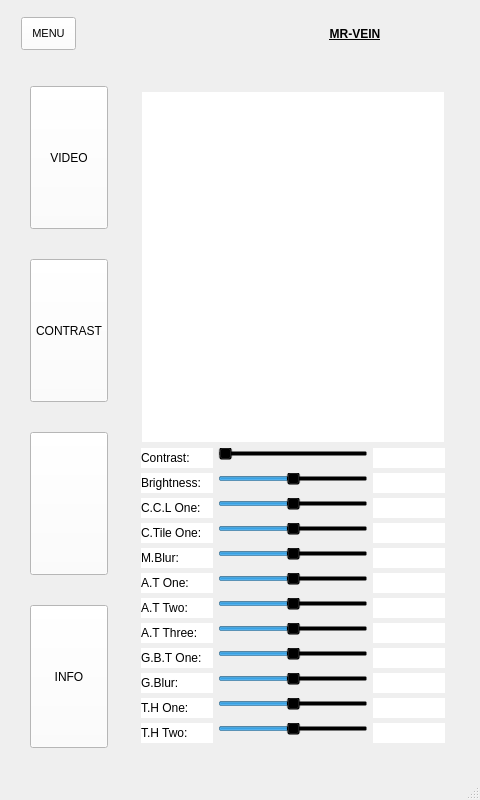
This is CapstoneUI.ui in sathvik-raki/RapidVeinFinder as Qt 5 draws it before an edit. The edited form follows.
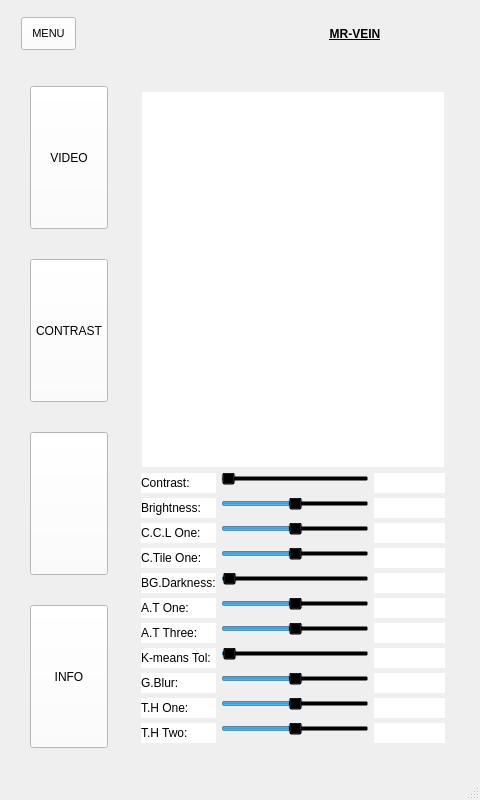
This is the edited form. Icons and pictures are not drawn.

Diff of the .ui file:
```diff
--- a/CapstoneUI.ui
+++ b/CapstoneUI.ui
@@ -436,7 +436,14 @@
                  <item row="1" column="0">
                   <widget class="QPushButton" name="mode_one_button">
                    <property name="styleSheet">
-                    <string notr="true">background-color: rgb(255, 255, 255);
+                    <string notr="true">QPushButton#mode_one_button{
+   padding: 10px;
+   background-color:white;
+}
+
+QPushButton:hover#mode_one_button {
+background-color:rgb(215,214,213);
+}
 </string>
                    </property>
                    <property name="text">
@@ -447,7 +454,14 @@
                  <item row="1" column="1">
                   <widget class="QPushButton" name="mode_two_button">
                    <property name="styleSheet">
-                    <string notr="true">background-color: rgb(255, 255, 255);</string>
+                    <string notr="true">QPushButton#mode_two_button{
+   padding: 10px;
+   background-color:white;
+}
+
+QPushButton:hover#mode_two_button {
+background-color:rgb(215,214,213);
+}</string>
                    </property>
                    <property name="text">
                     <string>MODE 2</string>
@@ -457,7 +471,14 @@
                  <item row="1" column="2">
                   <widget class="QPushButton" name="mode_three_button">
                    <property name="styleSheet">
-                    <string notr="true">background-color: rgb(255, 255, 255);</string>
+                    <string notr="true">QPushButton#mode_three_button{
+   padding: 10px;
+   background-color:white;
+}
+
+QPushButton:hover#mode_three_button {
+background-color:rgb(215,214,213);
+}</string>
                    </property>
                    <property name="text">
                     <string>MODE 3</string>
@@ -467,7 +488,14 @@
                  <item row="2" column="0" colspan="3">
                   <widget class="QPushButton" name="camera_button">
                    <property name="styleSheet">
-                    <string notr="true">background-color: rgb(255, 255, 255);</string>
+                    <string notr="true">QPushButton#camera_button{
+   padding: 10px;
+   background-color:white;
+}
+
+QPushButton:hover#camera_button {
+background-color:rgb(215,214,213);
+}</string>
                    </property>
                    <property name="text">
                     <string/>
@@ -518,30 +546,30 @@
                  <property name="spacing">
                   <number>5</number>
                  </property>
-                 <item row="11" column="3">
-                  <widget class="QLabel" name="GBT_one_display">
+                 <item row="10" column="0">
+                  <widget class="QLabel" name="Kmeans_para">
                    <property name="styleSheet">
                     <string notr="true">background-color: rgb(255, 255, 255);</string>
                    </property>
                    <property name="text">
-                    <string/>
+                    <string>K-means Tol:</string>
                    </property>
                   </widget>
                  </item>
-                 <item row="12" column="0">
-                  <widget class="QLabel" name="GBlur_para">
+                 <item row="5" column="0">
+                  <widget class="QLabel" name="Background_darkness_para">
                    <property name="styleSheet">
                     <string notr="true">background-color: rgb(255, 255, 255);</string>
                    </property>
                    <property name="text">
-                    <string>G.Blur:</string>
+                    <string>BG.Darkness:</string>
                    </property>
                   </widget>
                  </item>
-                 <item row="3" column="1" colspan="2">
-                  <widget class="QSlider" name="CCL_slider">
+                 <item row="5" column="1" colspan="2">
+                  <widget class="QSlider" name="Background_darkness_slider">
                    <property name="minimum">
-                    <number>-100</number>
+                    <number>0</number>
                    </property>
                    <property name="maximum">
                     <number>100</number>
@@ -563,8 +591,36 @@
                    </property>
                   </widget>
                  </item>
-                 <item row="12" column="3">
-                  <widget class="QLabel" name="G_blur_display">
+                 <item row="1" column="1" colspan="2">
+                  <widget class="QSlider" name="contrast_slider">
+                   <property name="minimum">
+                    <number>1</number>
+                   </property>
+                   <property name="maximum">
+                    <number>30</number>
+                   </property>
+                   <property name="singleStep">
+                    <number>1</number>
+                   </property>
+                   <property name="pageStep">
+                    <number>1</number>
+                   </property>
+                   <property name="tracking">
+                    <bool>true</bool>
+                   </property>
+                   <property name="orientation">
+                    <enum>Qt::Horizontal</enum>
+                   </property>
+                   <property name="tickPosition">
+                    <enum>QSlider::TicksBelow</enum>
+                   </property>
+                   <property name="tickInterval">
+                    <number>1</number>
+                   </property>
+                  </widget>
+                 </item>
+                 <item row="10" column="3">
+                  <widget class="QLabel" name="Kmeans_display">
                    <property name="styleSheet">
                     <string notr="true">background-color: rgb(255, 255, 255);</string>
                    </property>
@@ -573,8 +629,8 @@
                    </property>
                   </widget>
                  </item>
-                 <item row="8" column="3">
-                  <widget class="QLabel" name="AT_three_display">
+                 <item row="5" column="3">
+                  <widget class="QLabel" name="Background_darkness_display">
                    <property name="styleSheet">
                     <string notr="true">background-color: rgb(255, 255, 255);</string>
                    </property>
@@ -583,6 +639,31 @@
                    </property>
                   </widget>
                  </item>
+                 <item row="15" column="1" colspan="2">
+                  <widget class="QSlider" name="Thres_two_slider">
+                   <property name="minimum">
+                    <number>-255</number>
+                   </property>
+                   <property name="maximum">
+                    <number>255</number>
+                   </property>
+                   <property name="pageStep">
+                    <number>1</number>
+                   </property>
+                   <property name="value">
+                    <number>1</number>
+                   </property>
+                   <property name="orientation">
+                    <enum>Qt::Horizontal</enum>
+                   </property>
+                   <property name="tickPosition">
+                    <enum>QSlider::TicksBelow</enum>
+                   </property>
+                   <property name="tickInterval">
+                    <number>10</number>
+                   </property>
+                  </widget>
+                 </item>
                  <item row="0" column="0" colspan="4">
                   <widget class="QFrame" name="video_settings_frame">
                    <property name="frameShape">
@@ -620,36 +701,6 @@
                    </layout>
                   </widget>
                  </item>
-                 <item row="8" column="0">
-                  <widget class="QLabel" name="AT_three_para">
-                   <property name="styleSheet">
-                    <string notr="true">background-color: rgb(255, 255, 255);</string>
-                   </property>
-                   <property name="text">
-                    <string>A.T Three:</string>
-                   </property>
-                  </widget>
-                 </item>
-                 <item row="1" column="0">
-                  <widget class="QLabel" name="contrast_para">
-                   <property name="styleSheet">
-                    <string notr="true">background-color: rgb(255, 255, 255);</string>
-                   </property>
-                   <property name="text">
-                    <string>Contrast:</string>
-                   </property>
-                  </widget>
-                 </item>
-                 <item row="1" column="3">
-                  <widget class="QLabel" name="contrast_display">
-                   <property name="styleSheet">
-                    <string notr="true">background-color: white;</string>
-                   </property>
-                   <property name="text">
-                    <string/>
-                   </property>
-                  </widget>
-                 </item>
                  <item row="2" column="3">
                   <widget class="QLabel" name="brightness_display">
                    <property name="styleSheet">
@@ -660,13 +711,13 @@
                    </property>
                   </widget>
                  </item>
-                 <item row="3" column="0">
-                  <widget class="QLabel" name="CCLone_para">
+                 <item row="1" column="3">
+                  <widget class="QLabel" name="contrast_display">
                    <property name="styleSheet">
                     <string notr="true">background-color: white;</string>
                    </property>
                    <property name="text">
-                    <string>C.C.L One:</string>
+                    <string/>
                    </property>
                   </widget>
                  </item>
@@ -680,44 +731,6 @@
                    </property>
                   </widget>
                  </item>
-                 <item row="4" column="0">
-                  <widget class="QLabel" name="CTile_para">
-                   <property name="styleSheet">
-                    <string notr="true">background-color: white;</string>
-                   </property>
-                   <property name="text">
-                    <string>C.Tile One:</string>
-                   </property>
-                  </widget>
-                 </item>
-                 <item row="1" column="1" colspan="2">
-                  <widget class="QSlider" name="contrast_slider">
-                   <property name="minimum">
-                    <number>1</number>
-                   </property>
-                   <property name="maximum">
-                    <number>30</number>
-                   </property>
-                   <property name="singleStep">
-                    <number>1</number>
-                   </property>
-                   <property name="pageStep">
-                    <number>1</number>
-                   </property>
-                   <property name="tracking">
-                    <bool>true</bool>
-                   </property>
-                   <property name="orientation">
-                    <enum>Qt::Horizontal</enum>
-                   </property>
-                   <property name="tickPosition">
-                    <enum>QSlider::TicksBelow</enum>
-                   </property>
-                   <property name="tickInterval">
-                    <number>1</number>
-                   </property>
-                  </widget>
-                 </item>
                  <item row="2" column="0">
                   <widget class="QLabel" name="brightness_para">
                    <property name="styleSheet">
@@ -728,43 +741,90 @@
                    </property>
                   </widget>
                  </item>
-                 <item row="6" column="0">
-                  <widget class="QLabel" name="AT_para">
+                 <item row="4" column="0">
+                  <widget class="QLabel" name="CTile_para">
                    <property name="styleSheet">
-                    <string notr="true">background-color: rgb(255, 255, 255);</string>
+                    <string notr="true">background-color: white;</string>
                    </property>
                    <property name="text">
-                    <string>A.T One:</string>
+                    <string>C.Tile One:</string>
                    </property>
                   </widget>
                  </item>
-                 <item row="4" column="3">
-                  <widget class="QLabel" name="C_Tile_display">
+                 <item row="1" column="0">
+                  <widget class="QLabel" name="contrast_para">
                    <property name="styleSheet">
-                    <string notr="true">background-color: white;</string>
+                    <string notr="true">background-color: rgb(255, 255, 255);</string>
                    </property>
                    <property name="text">
-                    <string/>
+                    <string>Contrast:</string>
                    </property>
                   </widget>
                  </item>
-                 <item row="5" column="0">
-                  <widget class="QLabel" name="MBlur_para">
+                 <item row="2" column="1" colspan="2">
+                  <widget class="QSlider" name="brightness_slider">
+                   <property name="minimum">
+                    <number>-255</number>
+                   </property>
+                   <property name="maximum">
+                    <number>255</number>
+                   </property>
+                   <property name="pageStep">
+                    <number>1</number>
+                   </property>
+                   <property name="orientation">
+                    <enum>Qt::Horizontal</enum>
+                   </property>
+                   <property name="tickPosition">
+                    <enum>QSlider::TicksBelow</enum>
+                   </property>
+                   <property name="tickInterval">
+                    <number>10</number>
+                   </property>
+                  </widget>
+                 </item>
+                 <item row="3" column="0">
+                  <widget class="QLabel" name="CCLone_para">
                    <property name="styleSheet">
-                    <string notr="true">background-color: rgb(255, 255, 255);</string>
+                    <string notr="true">background-color: white;</string>
                    </property>
                    <property name="text">
-                    <string>M.Blur:</string>
+                    <string>C.C.L One:</string>
                    </property>
                   </widget>
                  </item>
-                 <item row="5" column="3">
-                  <widget class="QLabel" name="median_blur_display">
+                 <item row="3" column="1" colspan="2">
+                  <widget class="QSlider" name="CCL_slider">
+                   <property name="minimum">
+                    <number>-100</number>
+                   </property>
+                   <property name="maximum">
+                    <number>100</number>
+                   </property>
+                   <property name="pageStep">
+                    <number>1</number>
+                   </property>
+                   <property name="value">
+                    <number>1</number>
+                   </property>
+                   <property name="orientation">
+                    <enum>Qt::Horizontal</enum>
+                   </property>
+                   <property name="tickPosition">
+                    <enum>QSlider::TicksBelow</enum>
+                   </property>
+                   <property name="tickInterval">
+                    <number>5</number>
+                   </property>
+                  </widget>
+                 </item>
+                 <item row="7" column="0">
+                  <widget class="QLabel" name="AT_three_para">
                    <property name="styleSheet">
                     <string notr="true">background-color: rgb(255, 255, 255);</string>
                    </property>
                    <property name="text">
-                    <string/>
+                    <string>A.T Three:</string>
                    </property>
                   </widget>
                  </item>
@@ -778,37 +838,67 @@
                    </property>
                   </widget>
                  </item>
-                 <item row="7" column="0">
-                  <widget class="QLabel" name="AT_two_para">
-                   <property name="styleSheet">
-                    <string notr="true">background-color: rgb(255, 255, 255);</string>
+                 <item row="11" column="1" colspan="2">
+                  <widget class="QSlider" name="GBlur_slider">
+                   <property name="minimum">
+                    <number>-100</number>
                    </property>
-                   <property name="text">
-                    <string>A.T Two:</string>
+                   <property name="maximum">
+                    <number>100</number>
+                   </property>
+                   <property name="pageStep">
+                    <number>1</number>
+                   </property>
+                   <property name="value">
+                    <number>1</number>
+                   </property>
+                   <property name="orientation">
+                    <enum>Qt::Horizontal</enum>
+                   </property>
+                   <property name="tickPosition">
+                    <enum>QSlider::TicksBelow</enum>
+                   </property>
+                   <property name="tickInterval">
+                    <number>5</number>
                    </property>
                   </widget>
                  </item>
-                 <item row="7" column="3">
-                  <widget class="QLabel" name="AT_two_display">
-                   <property name="styleSheet">
-                    <string notr="true">background-color: rgb(255, 255, 255);</string>
+                 <item row="14" column="1" colspan="2">
+                  <widget class="QSlider" name="Thres_one_slider">
+                   <property name="minimum">
+                    <number>-100</number>
                    </property>
-                   <property name="text">
-                    <string/>
+                   <property name="maximum">
+                    <number>100</number>
+                   </property>
+                   <property name="pageStep">
+                    <number>1</number>
+                   </property>
+                   <property name="value">
+                    <number>1</number>
+                   </property>
+                   <property name="orientation">
+                    <enum>Qt::Horizontal</enum>
+                   </property>
+                   <property name="tickPosition">
+                    <enum>QSlider::TicksBelow</enum>
+                   </property>
+                   <property name="tickInterval">
+                    <number>5</number>
                    </property>
                   </widget>
                  </item>
                  <item row="11" column="0">
-                  <widget class="QLabel" name="GBT_para">
+                  <widget class="QLabel" name="GBlur_para">
                    <property name="styleSheet">
                     <string notr="true">background-color: rgb(255, 255, 255);</string>
                    </property>
                    <property name="text">
-                    <string>G.B.T One:</string>
+                    <string>G.Blur:</string>
                    </property>
                   </widget>
                  </item>
-                 <item row="15" column="3">
+                 <item row="14" column="3">
                   <widget class="QLabel" name="Thres_one_display">
                    <property name="styleSheet">
                     <string notr="true">background-color: rgb(255, 255, 255);</string>
@@ -818,7 +908,17 @@
                    </property>
                   </widget>
                  </item>
-                 <item row="16" column="3">
+                 <item row="15" column="0">
+                  <widget class="QLabel" name="Thres_two_para">
+                   <property name="styleSheet">
+                    <string notr="true">background-color: white;</string>
+                   </property>
+                   <property name="text">
+                    <string>T.H Two:</string>
+                   </property>
+                  </widget>
+                 </item>
+                 <item row="15" column="3">
                   <widget class="QLabel" name="Thres_two_display">
                    <property name="styleSheet">
                     <string notr="true">background-color: white;</string>
@@ -828,75 +928,13 @@
                    </property>
                   </widget>
                  </item>
-                 <item row="2" column="1" colspan="2">
-                  <widget class="QSlider" name="brightness_slider">
-                   <property name="minimum">
-                    <number>-255</number>
+                 <item row="6" column="0">
+                  <widget class="QLabel" name="AT_para">
+                   <property name="styleSheet">
+                    <string notr="true">background-color: rgb(255, 255, 255);</string>
                    </property>
-                   <property name="maximum">
-                    <number>255</number>
-                   </property>
-                   <property name="pageStep">
-                    <number>1</number>
-                   </property>
-                   <property name="orientation">
-                    <enum>Qt::Horizontal</enum>
-                   </property>
-                   <property name="tickPosition">
-                    <enum>QSlider::TicksBelow</enum>
-                   </property>
-                   <property name="tickInterval">
-                    <number>10</number>
-                   </property>
-                  </widget>
-                 </item>
-                 <item row="4" column="1" colspan="2">
-                  <widget class="QSlider" name="C_tile_slider">
-                   <property name="minimum">
-                    <number>-100</number>
-                   </property>
-                   <property name="maximum">
-                    <number>100</number>
-                   </property>
-                   <property name="pageStep">
-                    <number>1</number>
-                   </property>
-                   <property name="value">
-                    <number>1</number>
-                   </property>
-                   <property name="orientation">
-                    <enum>Qt::Horizontal</enum>
-                   </property>
-                   <property name="tickPosition">
-                    <enum>QSlider::TicksBelow</enum>
-                   </property>
-                   <property name="tickInterval">
-                    <number>5</number>
-                   </property>
-                  </widget>
-                 </item>
-                 <item row="5" column="1" colspan="2">
-                  <widget class="QSlider" name="M_blur_slider">
-                   <property name="minimum">
-                    <number>-100</number>
-                   </property>
-                   <property name="maximum">
-                    <number>100</number>
-                   </property>
-                   <property name="pageStep">
-                    <number>1</number>
-                   </property>
-                   <property name="value">
-                    <number>1</number>
-                   </property>
-                   <property name="orientation">
-                    <enum>Qt::Horizontal</enum>
-                   </property>
-                   <property name="tickPosition">
-                    <enum>QSlider::TicksBelow</enum>
-                   </property>
-                   <property name="tickInterval">
-                    <number>5</number>
+                   <property name="text">
+                    <string>A.T One:</string>
                    </property>
                   </widget>
                  </item>
@@ -925,8 +963,8 @@
                    </property>
                   </widget>
                  </item>
-                 <item row="7" column="1" colspan="2">
-                  <widget class="QSlider" name="AT_two_slider">
+                 <item row="4" column="1" colspan="2">
+                  <widget class="QSlider" name="C_tile_slider">
                    <property name="minimum">
                     <number>-100</number>
                    </property>
@@ -950,82 +988,17 @@
                    </property>
                   </widget>
                  </item>
-                 <item row="8" column="1" colspan="2">
-                  <widget class="QSlider" name="AT_three_slider">
-                   <property name="minimum">
-                    <number>-255</number>
+                 <item row="7" column="3">
+                  <widget class="QLabel" name="AT_three_display">
+                   <property name="styleSheet">
+                    <string notr="true">background-color: rgb(255, 255, 255);</string>
                    </property>
-                   <property name="maximum">
-                    <number>255</number>
+                   <property name="text">
+                    <string/>
                    </property>
-                   <property name="pageStep">
-                    <number>1</number>
-                   </property>
-                   <property name="value">
-                    <number>1</number>
-                   </property>
-                   <property name="orientation">
-                    <enum>Qt::Horizontal</enum>
-                   </property>
-                   <property name="tickPosition">
-                    <enum>QSlider::TicksBelow</enum>
-                   </property>
-                   <property name="tickInterval">
-                    <number>10</number>
-                   </property>
                   </widget>
                  </item>
-                 <item row="11" column="1" colspan="2">
-                  <widget class="QSlider" name="GBT_slider">
-                   <property name="minimum">
-                    <number>-100</number>
-                   </property>
-                   <property name="maximum">
-                    <number>100</number>
-                   </property>
-                   <property name="pageStep">
-                    <number>1</number>
-                   </property>
-                   <property name="value">
-                    <number>1</number>
-                   </property>
-                   <property name="orientation">
-                    <enum>Qt::Horizontal</enum>
-                   </property>
-                   <property name="tickPosition">
-                    <enum>QSlider::TicksBelow</enum>
-                   </property>
-                   <property name="tickInterval">
-                    <number>5</number>
-                   </property>
-                  </widget>
-                 </item>
-                 <item row="12" column="1" colspan="2">
-                  <widget class="QSlider" name="GBlur_slider">
-                   <property name="minimum">
-                    <number>-100</number>
-                   </property>
-                   <property name="maximum">
-                    <number>100</number>
-                   </property>
-                   <property name="pageStep">
-                    <number>1</number>
-                   </property>
-                   <property name="value">
-                    <number>1</number>
-                   </property>
-                   <property name="orientation">
-                    <enum>Qt::Horizontal</enum>
-                   </property>
-                   <property name="tickPosition">
-                    <enum>QSlider::TicksBelow</enum>
-                   </property>
-                   <property name="tickInterval">
-                    <number>5</number>
-                   </property>
-                  </widget>
-                 </item>
-                 <item row="15" column="0">
+                 <item row="14" column="0">
                   <widget class="QLabel" name="Thres_one_para">
                    <property name="styleSheet">
                     <string notr="true">background-color: rgb(255, 255, 255);</string>
@@ -1035,43 +1008,18 @@
                    </property>
                   </widget>
                  </item>
-                 <item row="16" column="0">
-                  <widget class="QLabel" name="Thres_two_para">
+                 <item row="11" column="3">
+                  <widget class="QLabel" name="G_blur_display">
                    <property name="styleSheet">
-                    <string notr="true">background-color: white;</string>
+                    <string notr="true">background-color: rgb(255, 255, 255);</string>
                    </property>
                    <property name="text">
-                    <string>T.H Two:</string>
+                    <string/>
                    </property>
                   </widget>
                  </item>
-                 <item row="15" column="1" colspan="2">
-                  <widget class="QSlider" name="Thres_one_slider">
-                   <property name="minimum">
-                    <number>-100</number>
-                   </property>
-                   <property name="maximum">
-                    <number>100</number>
-                   </property>
-                   <property name="pageStep">
-                    <number>1</number>
-                   </property>
-                   <property name="value">
-                    <number>1</number>
-                   </property>
-                   <property name="orientation">
-                    <enum>Qt::Horizontal</enum>
-                   </property>
-                   <property name="tickPosition">
-                    <enum>QSlider::TicksBelow</enum>
-                   </property>
-                   <property name="tickInterval">
-                    <number>5</number>
-                   </property>
-                  </widget>
-                 </item>
-                 <item row="16" column="1" colspan="2">
-                  <widget class="QSlider" name="Thres_two_slider">
+                 <item row="7" column="1" colspan="2">
+                  <widget class="QSlider" name="AT_three_slider">
                    <property name="minimum">
                     <number>-255</number>
                    </property>
@@ -1095,6 +1043,41 @@
                    </property>
                   </widget>
                  </item>
+                 <item row="4" column="3">
+                  <widget class="QLabel" name="C_Tile_display">
+                   <property name="styleSheet">
+                    <string notr="true">background-color: white;</string>
+                   </property>
+                   <property name="text">
+                    <string/>
+                   </property>
+                  </widget>
+                 </item>
+                 <item row="10" column="1" colspan="2">
+                  <widget class="QSlider" name="Kmeans_slider">
+                   <property name="minimum">
+                    <number>0</number>
+                   </property>
+                   <property name="maximum">
+                    <number>200</number>
+                   </property>
+                   <property name="pageStep">
+                    <number>1</number>
+                   </property>
+                   <property name="value">
+                    <number>1</number>
+                   </property>
+                   <property name="orientation">
+                    <enum>Qt::Horizontal</enum>
+                   </property>
+                   <property name="tickPosition">
+                    <enum>QSlider::TicksBelow</enum>
+                   </property>
+                   <property name="tickInterval">
+                    <number>5</number>
+                   </property>
+                  </widget>
+                 </item>
                 </layout>
                </widget>
               </item>
```
